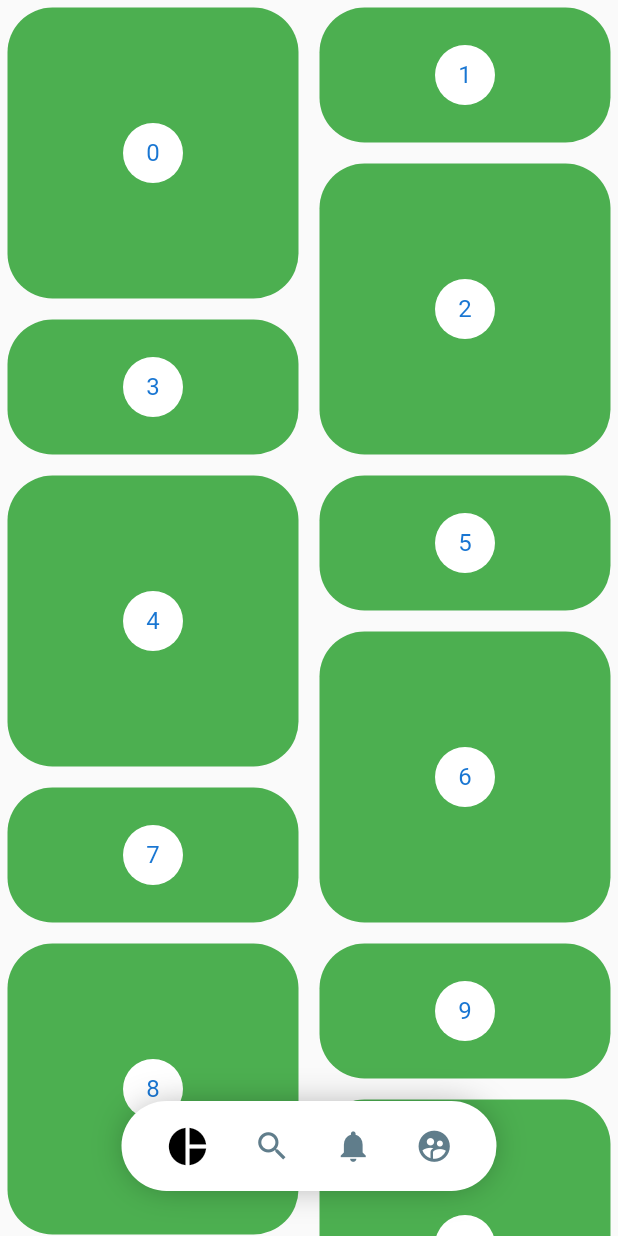
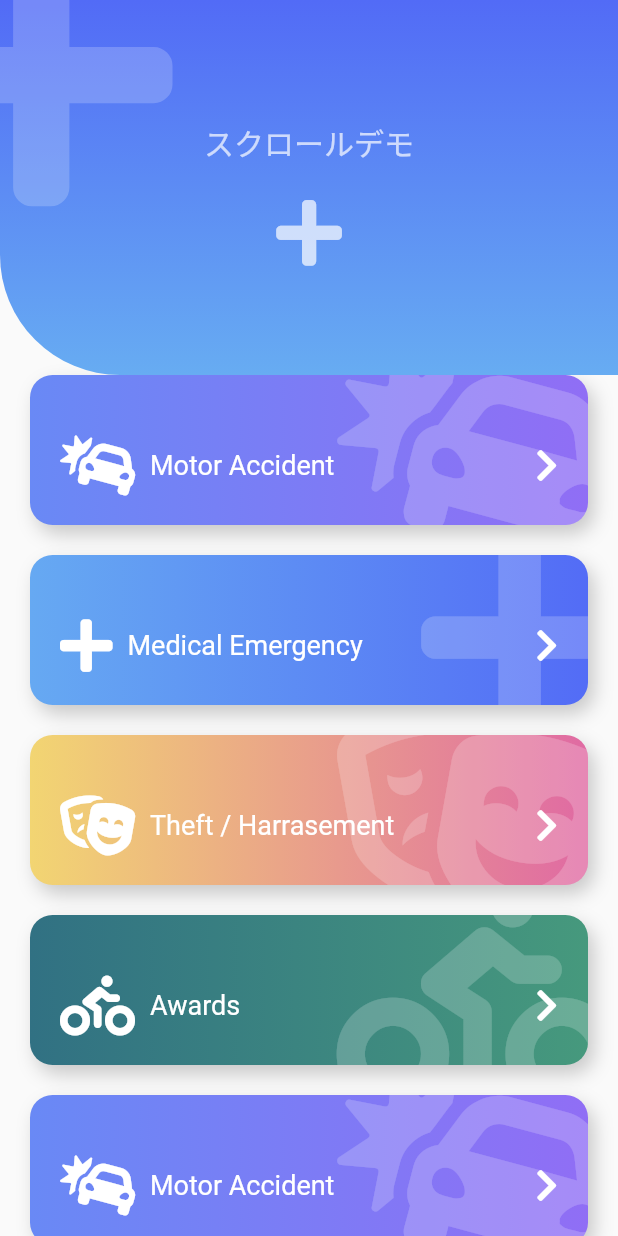
Before and after one commit to Tatsuya4610/ui_flutter, a Flutter app: the screen it shows after launch, on a phone screen of 412 x 824 dp. Run offline on Flutter 3.47's test engine with Material 2 defaults, Android fonts, the phone set to English and light mode, and no system bars; our stand-ins replace flutter_svg, font_awesome_flutter.

Commit message:
5th commit

```diff
--- a/lib/main.dart
+++ b/lib/main.dart
@@ -1,5 +1,6 @@
 import 'package:flutter/material.dart';
 import 'package:flutter_ui/screen/circular_progress_screen.dart';
+import 'package:flutter_ui/screen/emergency_screen.dart';
 import 'package:flutter_ui/screen/headers_screen.dart';
 import 'package:flutter_ui/screen/move_screen.dart';
 import 'package:flutter_ui/screen/pinterest_screen.dart';
@@ -30,7 +31,7 @@ class MyApp extends StatelessWidget {
       theme: ThemeData(
         visualDensity: VisualDensity.adaptivePlatformDensity,
       ),
-      home: PinterestScreen(),
+      home: EmergencyScreen(),
     );
   }
 }
--- /dev/null
+++ b/lib/model/item_button.dart
@@ -0,0 +1,49 @@
+import 'package:flutter/material.dart';
+import 'package:font_awesome_flutter/font_awesome_flutter.dart';
+
+class ItemButton {
+  final IconData icon;
+  final String text;
+  final Color color1;
+  final Color color2;
+  ItemButton(
+    this.icon,
+    this.text,
+    this.color1,
+    this.color2,
+  );
+}
+
+
+  final _items = <ItemButton>[
+    new ItemButton(FontAwesomeIcons.carCrash, 'Motor Accident', Color(0xff6989F5),
+        Color(0xff906EF5)),
+    new ItemButton(FontAwesomeIcons.plus, 'Medical Emergency', Color(0xff66A9F2),
+        Color(0xff536CF6)),
+    new ItemButton(FontAwesomeIcons.theaterMasks, 'Theft / Harrasement',
+        Color(0xffF2D572), Color(0xffE06AA3)),
+    new ItemButton(
+        FontAwesomeIcons.biking, 'Awards', Color(0xff317183), Color(0xff46997D)),
+    new ItemButton(FontAwesomeIcons.carCrash, 'Motor Accident', Color(0xff6989F5),
+        Color(0xff906EF5)),
+    new ItemButton(FontAwesomeIcons.plus, 'Medical Emergency', Color(0xff66A9F2),
+        Color(0xff536CF6)),
+    new ItemButton(FontAwesomeIcons.theaterMasks, 'Theft / Harrasement',
+        Color(0xffF2D572), Color(0xffE06AA3)),
+    new ItemButton(
+        FontAwesomeIcons.biking, 'Awards', Color(0xff317183), Color(0xff46997D)),
+    new ItemButton(FontAwesomeIcons.carCrash, 'Motor Accident', Color(0xff6989F5),
+        Color(0xff906EF5)),
+    new ItemButton(FontAwesomeIcons.plus, 'Medical Emergency', Color(0xff66A9F2),
+        Color(0xff536CF6)),
+    new ItemButton(FontAwesomeIcons.theaterMasks, 'Theft / Harrasement',
+        Color(0xffF2D572), Color(0xffE06AA3)),
+    new ItemButton(
+        FontAwesomeIcons.biking, 'Awards', Color(0xff317183), Color(0xff46997D)),
+  ];
+
+class ButtonItem {
+  List<ItemButton> get item {
+    return [..._items];
+  }
+}
--- /dev/null
+++ b/lib/screen/emergency_screen.dart
@@ -0,0 +1,39 @@
+import 'package:flutter/material.dart';
+import 'package:flutter_ui/widgets/button_fat.dart';
+import 'package:flutter_ui/widgets/icon_header.dart';
+import 'package:flutter_ui/model/item_button.dart';
+
+class EmergencyScreen extends StatelessWidget {
+  @override
+  Widget build(BuildContext context) {
+    ButtonItem buttonItem = ButtonItem();
+    List<ItemButton> items = buttonItem.item;
+    List<Widget> itemMap = items
+        .map((item) => ButtonFat(
+              text: item.text,
+              icon: item.icon,
+              color1: item.color1,
+              color2: item.color2,
+              onPress: () {},
+            ))
+        .toList();
+    return Scaffold(
+      body: Stack(
+        children: <Widget>[
+          Container(
+            margin: EdgeInsets.only(top: 160),
+            child: ListView(
+              children: <Widget>[
+                SizedBox(
+                  height: 90,
+                ),
+                ...itemMap,
+              ],
+            ),
+          ),
+          IconHeader(),
+        ],
+      ),
+    );
+  }
+}
--- /dev/null
+++ b/lib/widgets/button_fat.dart
@@ -0,0 +1,111 @@
+import 'package:flutter/material.dart';
+import 'package:font_awesome_flutter/font_awesome_flutter.dart';
+
+class ButtonFat extends StatelessWidget {
+  final IconData icon;
+  final String text;
+  final Color color1;
+  final Color color2;
+  final Function onPress;
+  ButtonFat({
+    this.icon = FontAwesomeIcons.circle,
+    this.text,
+    this.color1 = Colors.grey,
+    this.color2 = Colors.blue,
+    this.onPress,
+  });
+
+  @override
+  Widget build(BuildContext context) {
+    return GestureDetector(
+      onTap: onPress,
+      child: Stack(
+        children: <Widget>[
+          ButtonFatBackground(
+            icon: icon,
+            color1: color1,
+            color2: color2,
+          ),
+          Row(
+            mainAxisAlignment: MainAxisAlignment.center,
+            children: <Widget>[
+              SizedBox(
+                height: 120,
+                width: 40,
+              ),
+              FaIcon(
+                icon,
+                color: Colors.white,
+                size: 40,
+              ),
+              SizedBox(
+                width: 10,
+              ),
+              Expanded(
+                child: Text(
+                  text,
+                  style: TextStyle(color: Colors.white, fontSize: 18),
+                ),
+              ),
+              FaIcon(
+                FontAwesomeIcons.chevronRight,
+                color: Colors.white,
+              ),
+              SizedBox(
+                width: 40,
+              )
+            ],
+          )
+        ],
+      ),
+    );
+  }
+}
+
+class ButtonFatBackground extends StatelessWidget {
+  final IconData icon;
+  final Color color1;
+  final Color color2;
+
+  ButtonFatBackground({
+    this.icon = FontAwesomeIcons.circle,
+    this.color1 = Colors.grey,
+    this.color2 = Colors.blue,
+  });
+  @override
+  Widget build(BuildContext context) {
+    return Container(
+      child: ClipRRect(
+        borderRadius: BorderRadius.circular(15), //縁を削る。
+        child: Stack(
+          children: <Widget>[
+            Positioned(
+                right: -20,
+                top: -20,
+                child: FaIcon(
+                  icon,
+                  size: 150,
+                  color: Colors.white.withOpacity(0.2),
+                )),
+          ],
+        ),
+      ),
+      width: double.infinity,
+      height: 100,
+      margin: EdgeInsets.symmetric(horizontal: 20),
+      decoration: BoxDecoration(
+          boxShadow: <BoxShadow>[
+            BoxShadow(
+              color: Colors.black.withOpacity(0.2),
+              offset: Offset(4, 6),
+              blurRadius: 10,
+            )
+          ],
+          borderRadius: BorderRadius.circular(15),
+          gradient: LinearGradient(colors: <Color>[
+            color1,
+            color2,
+          ])),
+    );
+  }
+}
--- /dev/null
+++ b/lib/widgets/icon_header.dart
@@ -0,0 +1,56 @@
+import 'package:flutter/material.dart';
+import 'package:font_awesome_flutter/font_awesome_flutter.dart';
+
+class IconHeader extends StatelessWidget {
+  @override
+  Widget build(BuildContext context) {
+    return Stack(
+      children: <Widget>[
+        IconHeaderBackground(),
+        Positioned(
+          top: -50,
+          left: -60,
+          child: FaIcon(FontAwesomeIcons.plus,
+              size: 200, color: Colors.white.withOpacity(0.2)),
+        ),
+        Column(
+          children: <Widget>[
+            SizedBox(
+              height: 80,
+              width: double.infinity,
+            ),
+            Text(
+              'スクロールデモ',
+              style:
+                  TextStyle(fontSize: 20, color: Colors.white.withOpacity(0.7)),
+            ),
+            SizedBox(height: 20,),
+            FaIcon(FontAwesomeIcons.plus,size: 50,color: Colors.white.withOpacity(0.7),)
+          ],
+        )
+      ],
+    );
+  }
+}
+
+class IconHeaderBackground extends StatelessWidget {
+  @override
+  Widget build(BuildContext context) {
+    return Container(
+      width: double.infinity,
+      height: 250,
+      decoration: BoxDecoration(
+          color: Colors.blue,
+          borderRadius: BorderRadius.only(
+            bottomLeft: Radius.circular(80),
+          ),
+          gradient: LinearGradient(
+              begin: Alignment.topCenter,
+              end: Alignment.bottomCenter,
+              colors: <Color>[
+                Color(0xff526BF6),
+                Color(0xff67ACF2),
+              ])),
+    );
+  }
+}
--- a/pubspec.yaml
+++ b/pubspec.yaml
@@ -31,6 +31,7 @@ dependencies:
   flutter_svg: ^0.19.0
   provider: ^4.3.2+2
   flutter_staggered_grid_view: ^0.3.2
+  font_awesome_flutter: ^8.10.0
 
 dev_dependencies:
   flutter_test:
```
Also changed, not shown: pubspec.lock.
